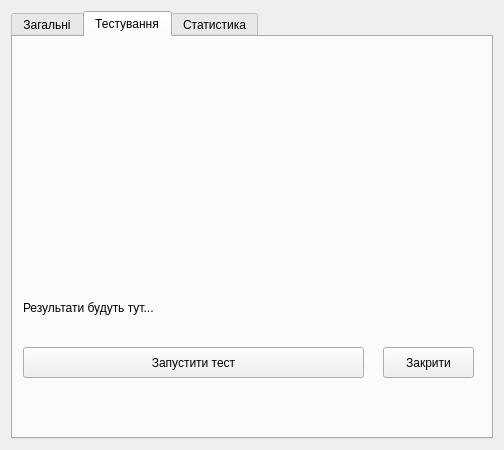
First picture: the form in lab3/src/gui/settingsdialog.ui, repository dontwastemytimew/labs, before the edit.
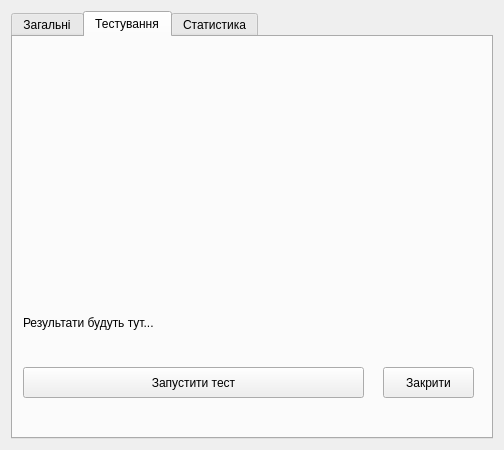
Second picture: the form after the edit. The open tabs and pages were chosen to show the change. Custom widgets are drawn as their Qt base class.

The edit to the form file:
```diff
--- a/lab3/src/gui/settingsdialog.ui
+++ b/lab3/src/gui/settingsdialog.ui
@@ -107,7 +107,7 @@
        <property name="geometry">
         <rect>
          <x>10</x>
-         <y>310</y>
+         <y>330</y>
          <width>341</width>
          <height>31</height>
         </rect>
@@ -122,7 +122,7 @@
          <x>10</x>
          <y>240</y>
          <width>411</width>
-         <height>61</height>
+         <height>91</height>
         </rect>
        </property>
        <property name="text">
@@ -133,7 +133,7 @@
        <property name="geometry">
         <rect>
          <x>370</x>
-         <y>310</y>
+         <y>330</y>
          <width>91</width>
          <height>31</height>
         </rect>
```
Left out of the diff: 6 changed lines with no effect on the pictures.
